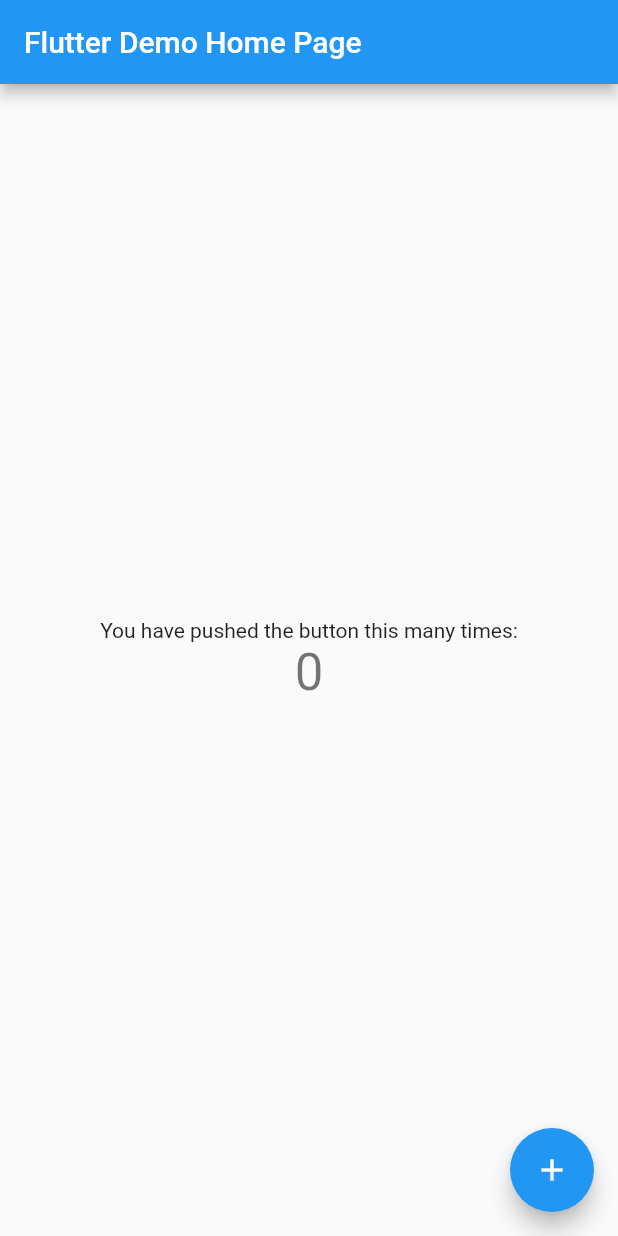
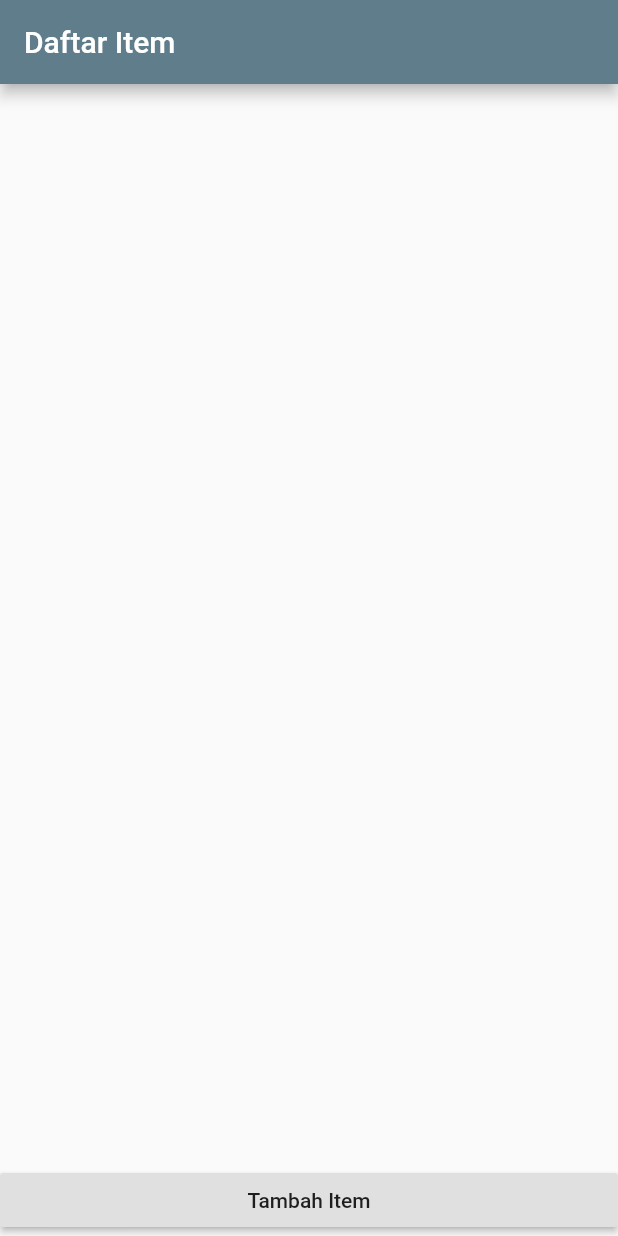
Before and after one commit to daffavcd/InventorySQLite, a Flutter app: the screen it shows after launch, on a phone screen of 412 x 824 dp. Run offline on Flutter 3.47's test engine with Material 2 defaults, Android fonts, the phone set to English and light mode, and no system bars; our stand-ins replace sqflite; accounts and stored records are empty.

Commit message:
praktikum sudah

```diff
--- a/lib/main.dart
+++ b/lib/main.dart
@@ -1,113 +1,19 @@
 import 'package:flutter/material.dart';
+import 'package:jobsheet7/pages/home.dart';
 
-void main() {
-  runApp(MyApp());
-}
+//package letak folder Anda
+void main() => runApp(MyApp());
 
 class MyApp extends StatelessWidget {
-  // This widget is the root of your application.
   @override
   Widget build(BuildContext context) {
     return MaterialApp(
-      title: 'Flutter Demo',
+      debugShowCheckedModeBanner: false,
+      title: 'Tambahkan Item',
       theme: ThemeData(
-        // This is the theme of your application.
-        //
-        // Try running your application with "flutter run". You'll see the
-        // application has a blue toolbar. Then, without quitting the app, try
-        // changing the primarySwatch below to Colors.green and then invoke
-        // "hot reload" (press "r" in the console where you ran "flutter run",
-        // or simply save your changes to "hot reload" in a Flutter IDE).
-        // Notice that the counter didn't reset back to zero; the application
-        // is not restarted.
-        primarySwatch: Colors.blue,
+        primarySwatch: Colors.blueGrey,
       ),
-      home: MyHomePage(title: 'Flutter Demo Home Page'),
+      home: Home(),
     );
   }
 }
-
-class MyHomePage extends StatefulWidget {
-  MyHomePage({Key key, this.title}) : super(key: key);
-
-  // This widget is the home page of your application. It is stateful, meaning
-  // that it has a State object (defined below) that contains fields that affect
-  // how it looks.
-
-  // This class is the configuration for the state. It holds the values (in this
-  // case the title) provided by the parent (in this case the App widget) and
-  // used by the build method of the State. Fields in a Widget subclass are
-  // always marked "final".
-
-  final String title;
-
-  @override
-  _MyHomePageState createState() => _MyHomePageState();
-}
-
-class _MyHomePageState extends State<MyHomePage> {
-  int _counter = 0;
-
-  void _incrementCounter() {
-    setState(() {
-      // This call to setState tells the Flutter framework that something has
-      // changed in this State, which causes it to rerun the build method below
-      // so that the display can reflect the updated values. If we changed
-      // _counter without calling setState(), then the build method would not be
-      // called again, and so nothing would appear to happen.
-      _counter++;
-    });
-  }
-
-  @override
-  Widget build(BuildContext context) {
-    // This method is rerun every time setState is called, for instance as done
-    // by the _incrementCounter method above.
-    //
-    // The Flutter framework has been optimized to make rerunning build methods
-    // fast, so that you can just rebuild anything that needs updating rather
-    // than having to individually change instances of widgets.
-    return Scaffold(
-      appBar: AppBar(
-        // Here we take the value from the MyHomePage object that was created by
-        // the App.build method, and use it to set our appbar title.
-        title: Text(widget.title),
-      ),
-      body: Center(
-        // Center is a layout widget. It takes a single child and positions it
-        // in the middle of the parent.
-        child: Column(
-          // Column is also a layout widget. It takes a list of children and
-          // arranges them vertically. By default, it sizes itself to fit its
-          // children horizontally, and tries to be as tall as its parent.
-          //
-          // Invoke "debug painting" (press "p" in the console, choose the
-          // "Toggle Debug Paint" action from the Flutter Inspector in Android
-          // Studio, or the "Toggle Debug Paint" command in Visual Studio Code)
-          // to see the wireframe for each widget.
-          //
-          // Column has various properties to control how it sizes itself and
-          // how it positions its children. Here we use mainAxisAlignment to
-          // center the children vertically; the main axis here is the vertical
-          // axis because Columns are vertical (the cross axis would be
-          // horizontal).
-          mainAxisAlignment: MainAxisAlignment.center,
-          children: <Widget>[
-            Text(
-              'You have pushed the button this many times:',
-            ),
-            Text(
-              '$_counter',
-              style: Theme.of(context).textTheme.headline4,
-            ),
-          ],
-        ),
-      ),
-      floatingActionButton: FloatingActionButton(
-        onPressed: _incrementCounter,
-        tooltip: 'Increment',
-        child: Icon(Icons.add),
-      ), // This trailing comma makes auto-formatting nicer for build methods.
-    );
-  }
-}
--- /dev/null
+++ b/lib/model/dbhelper.dart
@@ -0,0 +1,86 @@
+import 'dart:io';
+
+import 'package:path_provider/path_provider.dart';
+import 'package:sqflite/sqflite.dart';
+
+import 'item.dart';
+
+class DbHelper {
+  static DbHelper _dbHelper;
+  static Database _database;
+  DbHelper._createObject();
+  Future<Database> initDb() async {
+    //untuk menentukan nama database dan lokasi yg dibuat
+    Directory directory = await getApplicationDocumentsDirectory();
+    String path = directory.path + 'item.db';
+
+    //create, read databases
+    var itemDatabase = openDatabase(path, version: 4, onCreate: _createDb);
+
+    //mengembalikan nilai object sebagai hasil dari fungsinya
+    return itemDatabase;
+  }
+
+  //buat tabel baru dengan nama item
+  void _createDb(Database db, int version) async {
+    await db.execute('''
+ CREATE TABLE item (
+ id INTEGER PRIMARY KEY AUTOINCREMENT,
+ name TEXT,
+ price INTEGER
+ )
+ ''');
+  }
+
+//select databases
+  Future<List<Map<String, dynamic>>> select() async {
+    Database db = await this.initDb();
+    var mapList = await db.query('item', orderBy: 'name');
+    return mapList;
+  }
+
+//create databases
+  Future<int> insert(Item object) async {
+    Database db = await this.initDb();
+    int count = await db.insert('item', object.toMap());
+    return count;
+  }
+
+//update databases
+  Future<int> update(Item object) async {
+    Database db = await this.initDb();
+    int count = await db
+        .update('item', object.toMap(), where: 'id=?', whereArgs: [object.id]);
+    return count;
+  }
+
+//delete databases
+  Future<int> delete(int id) async {
+    Database db = await this.initDb();
+    int count = await db.delete('item', where: 'id=?', whereArgs: [id]);
+    return count;
+  }
+
+  Future<List<Item>> getItemList() async {
+    var itemMapList = await select();
+    int count = itemMapList.length;
+    List<Item> itemList = List<Item>();
+    for (int i = 0; i < count; i++) {
+      itemList.add(Item.fromMap(itemMapList[i]));
+    }
+    return itemList;
+  }
+
+  factory DbHelper() {
+    if (_dbHelper == null) {
+      _dbHelper = DbHelper._createObject();
+    }
+    return _dbHelper;
+  }
+  Future<Database> get database async {
+    if (_database == null) {
+      _database = await initDb();
+    }
+    return _database;
+  }
+}
--- /dev/null
+++ b/lib/model/item.dart
@@ -0,0 +1,31 @@
+class Item {
+  int _id;
+  String _name;
+  int _price;
+
+  int get id => this._id;
+
+  get name => this._name;
+
+  set name(value) => this._name = value;
+
+  get price => this._price;
+
+  set price(value) => this._price = value;
+
+  Item(this._name, this._price);
+
+  Item.fromMap(Map<String, dynamic> map) {
+    this._id = map['id'];
+    this._name = map['name'];
+    this._price = map['price'];
+  }
+
+  Map<String, dynamic> toMap() {
+    Map<String, dynamic> map = Map<String, dynamic>();
+    map['id'] = this._id;
+    map['name'] = name;
+    map['price'] = price;
+    return map;
+  }
+}
--- /dev/null
+++ b/lib/pages/home.dart
@@ -0,0 +1,111 @@
+import 'package:flutter/material.dart';
+import 'package:jobsheet7/model/dbhelper.dart';
+import 'package:jobsheet7/model/item.dart';
+import 'package:jobsheet7/pages/entryForm.dart';
+import 'package:sqflite/sqflite.dart';
+import 'dart:async';
+
+//pendukung program asinkron
+class Home extends StatefulWidget {
+  @override
+  HomeState createState() => HomeState();
+}
+
+class HomeState extends State<Home> {
+  DbHelper dbHelper = DbHelper();
+  int count = 0;
+  List<Item> itemList;
+  @override
+  Widget build(BuildContext context) {
+    if (itemList == null) {
+      itemList = List<Item>();
+    }
+    return Scaffold(
+      appBar: AppBar(
+        title: Text('Daftar Item'),
+      ),
+      body: Column(children: [
+        Expanded(
+          child: createListView(),
+        ),
+        Container(
+          alignment: Alignment.bottomCenter,
+          child: SizedBox(
+            width: double.infinity,
+            child: RaisedButton(
+              child: Text("Tambah Item"),
+              onPressed: () async {
+                var item = await navigateToEntryForm(context, null);
+                if (item != null) {
+                  //TODO 2 Panggil Fungsi untuk Insert ke DB
+                  int result = await dbHelper.insert(item);
+                  if (result > 0) {
+                    updateListView();
+                  }
+                }
+              },
+            ),
+          ),
+        ),
+      ]),
+    );
+  }
+
+  Future<Item> navigateToEntryForm(BuildContext context, Item item) async {
+    var result = await Navigator.push(context,
+        MaterialPageRoute(builder: (BuildContext context) {
+      return EntryForm(item);
+    }));
+    return result;
+  }
+
+  ListView createListView() {
+    TextStyle textStyle = Theme.of(context).textTheme.headline5;
+    return ListView.builder(
+      itemCount: count,
+      itemBuilder: (BuildContext context, int index) {
+        return Card(
+          color: Colors.white,
+          elevation: 2.0,
+          child: ListTile(
+            leading: CircleAvatar(
+              backgroundColor: Colors.red,
+              child: Icon(Icons.ad_units),
+            ),
+            title: Text(
+              this.itemList[index].name,
+              style: textStyle,
+            ),
+            subtitle: Text(this.itemList[index].price.toString()),
+            trailing: GestureDetector(
+              child: Icon(Icons.delete),
+              onTap: () async {
+                //TODO 3 Panggil Fungsi untuk Delete dari DB berdasarkan Item
+              },
+            ),
+            onTap: () async {
+              var item =
+                  await navigateToEntryForm(context, this.itemList[index]);
+              //TODO 4 Panggil Fungsi untuk Edit data
+            },
+          ),
+        );
+      },
+    );
+  }
+
+  //update List item
+  void updateListView() {
+    final Future<Database> dbFuture = dbHelper.initDb();
+    dbFuture.then((database) {
+      //TODO 1 Select data dari DB
+      Future<List<Item>> itemListFuture = dbHelper.getItemList();
+      itemListFuture.then((itemList) {
+        setState(() {
+          this.itemList = itemList;
+          this.count = itemList.length;
+        });
+      });
+    });
+  }
+}
--- a/pubspec.yaml
+++ b/pubspec.yaml
@@ -23,6 +23,9 @@
 dependencies:
   flutter:
     sdk: flutter
+
+  sqflite: any
+  path_provider: any
 
 
   # The following adds the Cupertino Icons font to your application.
```
Also changed, not shown: lib/pages/entryForm.dart (added, +121 -0 lines), pubspec.lock.
